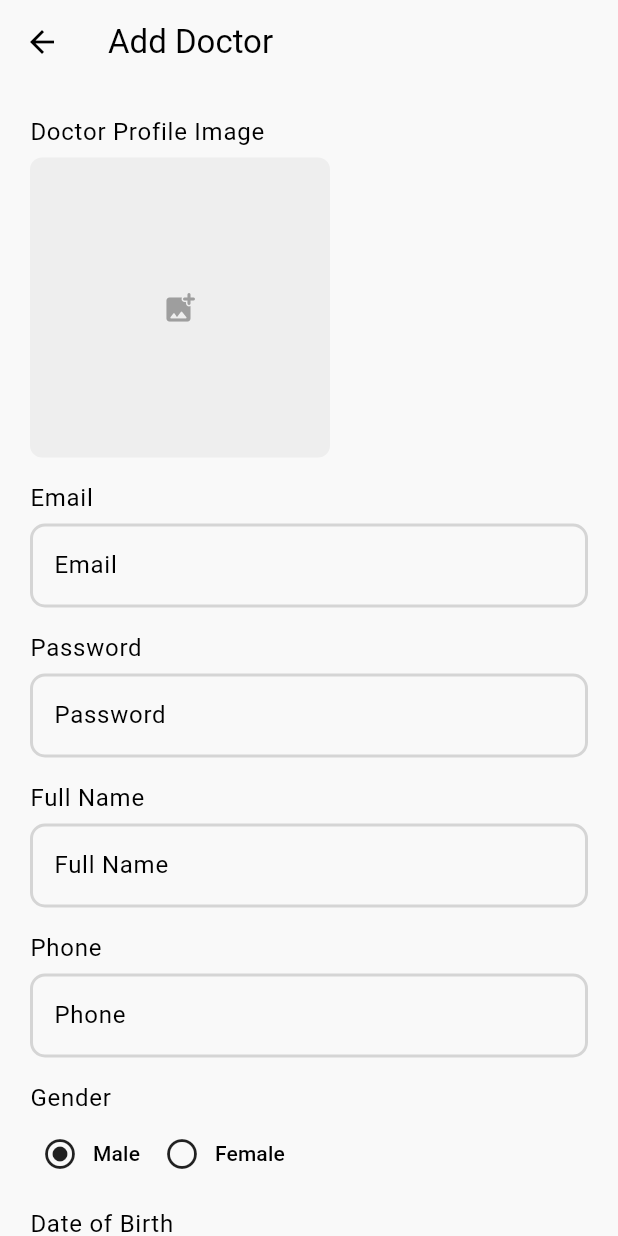
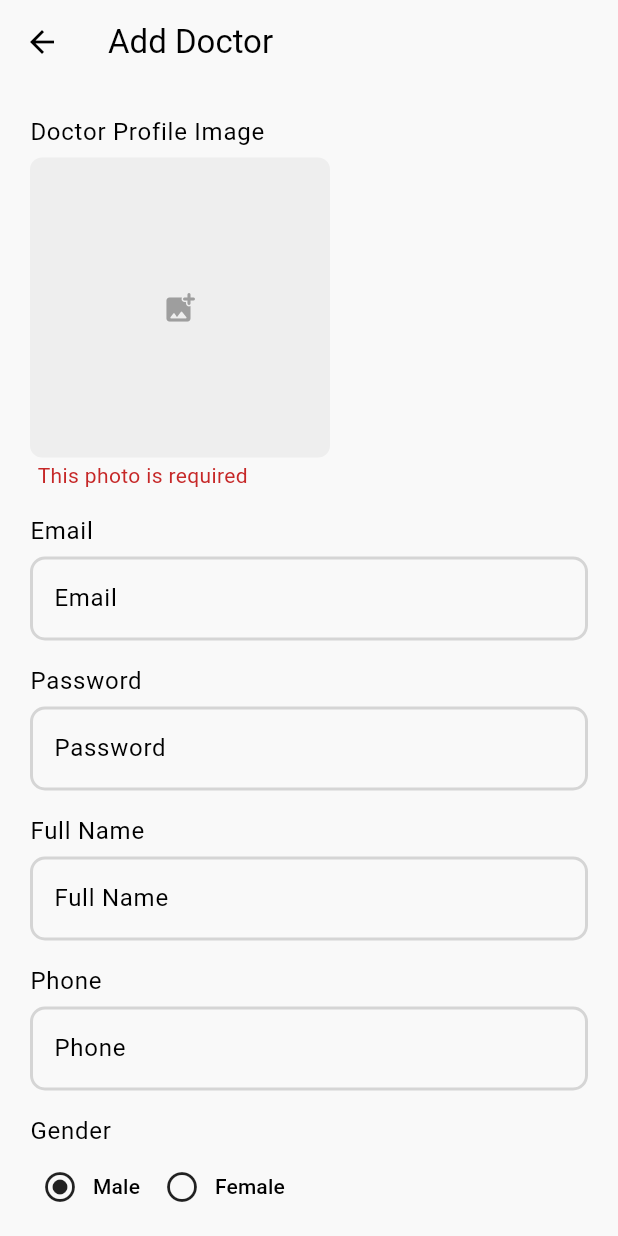
Before and after one commit to Akashrajark/smart_hospital_admin, a Flutter app: the HomeScreen screen opened directly, item 3 of the bottom bar chosen, after a tap on "Add", on a phone screen of 412 x 824 dp. Run offline on Flutter 3.47's test engine with Material 3 defaults, Android fonts, the phone set to English and light mode, and no system bars; our stand-ins replace bloc, file_picker, flutter_bloc, logger, supabase_flutter; accounts and stored records are empty.

Commit message:
completed completed

```diff
--- a/lib/screens/doctors/add_edit_doctor.dart
+++ b/lib/screens/doctors/add_edit_doctor.dart
@@ -72,6 +72,7 @@ class _AddEditDoctorScreenState extends State<AddEditDoctorScreen> {
                 Text("Doctor Profile Image", style: Theme.of(context).textTheme.bodyLarge),
                 const SizedBox(height: 5),
                 CustomImagePickerButton(
+                  showRequiredError: true,
                   selectedImage: widget.doctorData?['image_url'],
                   onPick: (pick) {
                     doctorProfileImage = pick;
@@ -167,7 +168,7 @@ class _AddEditDoctorScreenState extends State<AddEditDoctorScreen> {
                     label: 'Save',
                     inverse: true,
                     onPressed: () {
-                      if (_formKey.currentState!.validate()) {
+                      if (_formKey.currentState!.validate() && doctorProfileImage != null) {
                         Map<String, dynamic> doctorData = {
                           'full_name': fullNameController.text.trim(),
                           'email': emailController.text.trim(),
--- a/lib/screens/doctors/doctors_bloc/doctors_bloc.dart
+++ b/lib/screens/doctors/doctors_bloc/doctors_bloc.dart
@@ -109,7 +109,8 @@ class DoctorsBloc extends Bloc<DoctorsEvent, DoctorsState> {
         }
       } catch (e, s) {
         Logger().e('$e\n$s');
-        emit(DoctorsFailureState(message: apiErrorMessage));
+        // emit(DoctorsFailureState(message: apiErrorMessage));
+        emit(DoctorsFailureState(message: e.toString()));
       }
     });
   }
```
